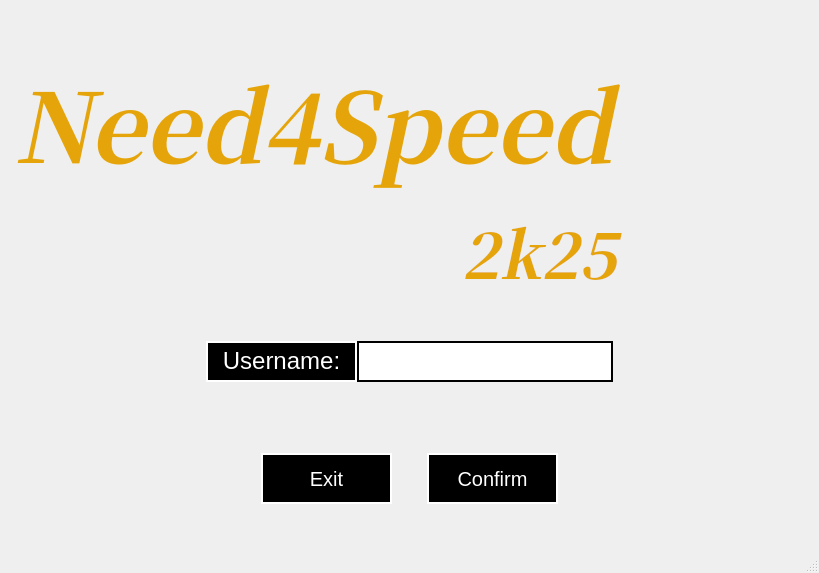
Old version of the form client/Lobby/lobby.ui in the repository mateozorzi/practice-sdd.
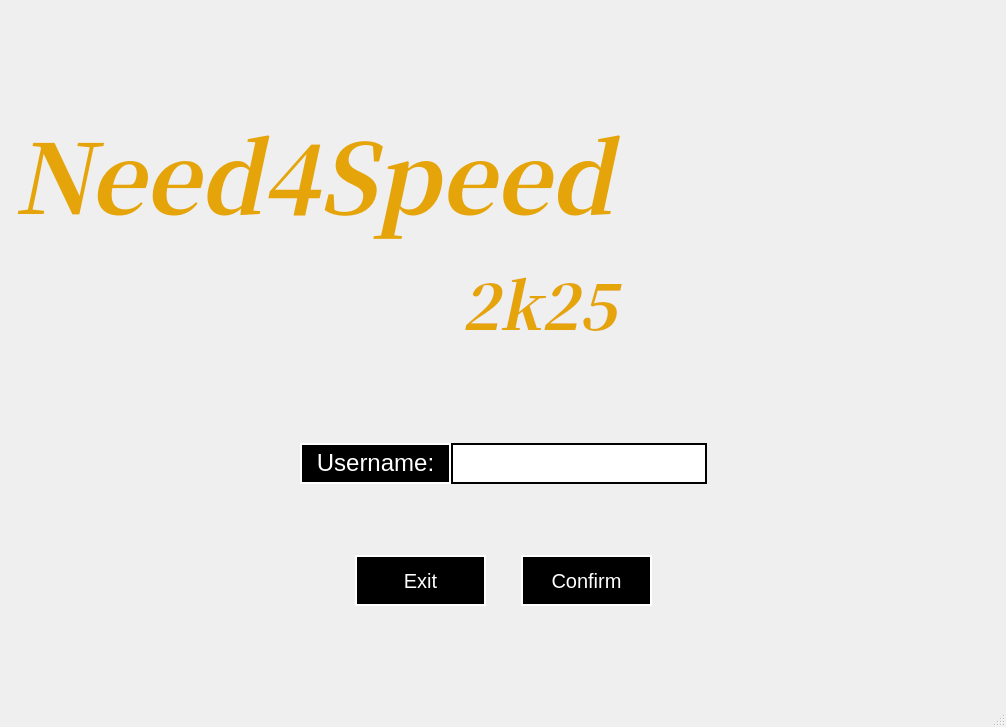
New version of the form. Icons and pictures are not drawn.

What changed in the file:
```diff
--- a/client/Lobby/lobby.ui
+++ b/client/Lobby/lobby.ui
@@ -6,8 +6,8 @@
    <rect>
     <x>0</x>
     <y>0</y>
-    <width>819</width>
-    <height>573</height>
+    <width>1006</width>
+    <height>727</height>
    </rect>
   </property>
   <property name="sizePolicy">
```
Left out of the diff: 3 changed lines with no effect on the pictures.
